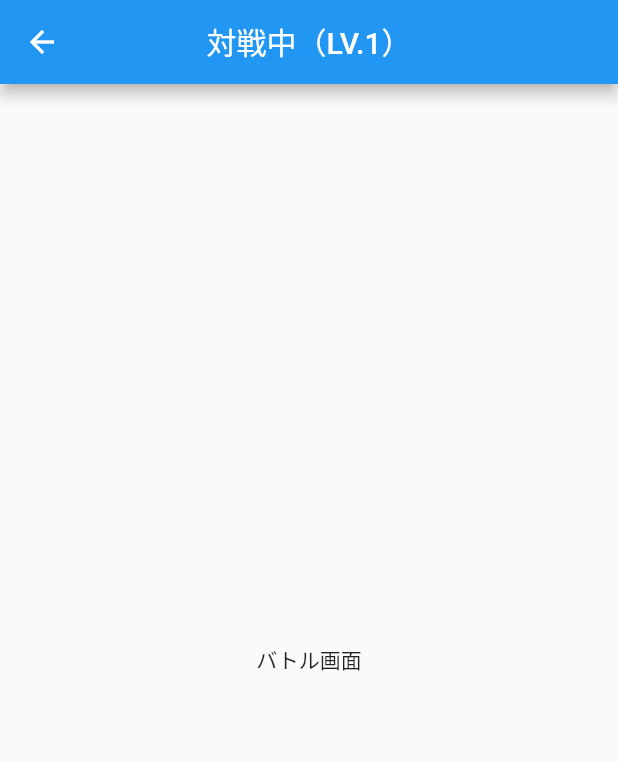
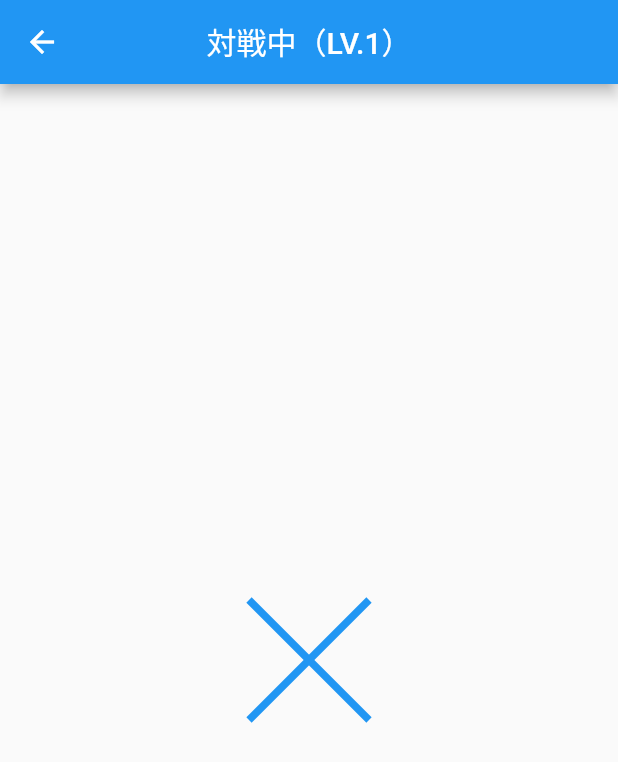
Before and after one commit to morio77/marubatsu-com, a Flutter app: the screen it shows after launch, after a tap on an icon or button, on a phone screen of 412 x 824 dp. Shown: the top 762 px of the screen. Run offline on Flutter 3.47's test engine with Material 2 defaults, Android fonts, the phone set to English and light mode, and no system bars; our stand-ins replace hive, hive_flutter; accounts and stored records are empty; generated files the repository leaves out were written again.

Commit message:
1セルを描画するPainterを作成

```diff
--- a/marubatsu_com/lib/view_models/battle_page_model.dart
+++ b/marubatsu_com/lib/view_models/battle_page_model.dart
@@ -1,11 +1,37 @@
 import 'package:flutter/material.dart';
+import 'package:hive/hive.dart';
+import 'package:marubatsu_com/utils/cell_type_utils.dart';
+import 'package:marubatsu_com/view_models/battle_model.dart';
 
 class BattlePageModel extends ChangeNotifier {
-  final comLevel;
+  BattleModel battleModel;
 
   /// コンストラクタ
   BattlePageModel(int comLevel) : this.initialize(comLevel);
-  BattlePageModel.initialize(this.comLevel) {
-    print(comLevel);
+  BattlePageModel.initialize(int comLevel) {
+    // バトルモデルを作成
+    final box = Hive.box('settings');
+    final ownCellType = box.get('own_cell_type');
+    battleModel = BattleModel(comLevel, ownCellType, List.generate(9, (index) => CellType.none), CellType.maru);
+    notifyListeners();
+
+    // COMのターンの場合のみ、COMに手を打たせる
+    if (ownCellType != battleModel.cellTypeInTurn) {
+      comTurn;
+    }
   }
+
+  /// 自分がセルをタップされた時に呼ばれる
+  void cellTapped(int index) {
+
+  }
+
+  /// コンピュータのターンになったら呼ばれる
+  void comTurn() {
+    // 次に打つ手を計算する
+
+    // バトルモデルを更新する
+
+  }
+
 }
--- a/marubatsu_com/lib/views/battle_page.dart
+++ b/marubatsu_com/lib/views/battle_page.dart
@@ -1,6 +1,8 @@
 import 'package:flutter/cupertino.dart';
 import 'package:flutter/material.dart';
+import 'package:marubatsu_com/utils/cell_type_utils.dart';
 import 'package:marubatsu_com/view_models/battle_page_model.dart';
+import 'package:marubatsu_com/views/cell_painter.dart';
 import 'package:provider/provider.dart';
 
 class BattlePage extends StatelessWidget {
@@ -22,7 +24,10 @@ class BattlePage extends StatelessWidget {
               centerTitle: true,
             ),
             body: Center(
-              child: Text('バトル画面'),
+              child: CustomPaint(
+                size: Size(100, 100),
+                painter: CellPainter(CellType.batsu),
+              ),
             ),
           );
         },
--- /dev/null
+++ b/marubatsu_com/lib/views/cell_painter.dart
@@ -0,0 +1,56 @@
+import 'dart:math';
+
+import 'package:flutter/cupertino.dart';
+import 'package:flutter/material.dart';
+import 'package:marubatsu_com/utils/cell_type_utils.dart';
+
+// 1マス分を描画する
+class CellPainter extends CustomPainter {
+  final CellType cellType;
+  CellPainter(this.cellType);
+
+  @override
+  void paint(Canvas canvas, Size size) {
+    switch (cellType) {
+      case CellType.maru: // マルの場合
+        final paint = Paint()
+          ..color = Colors.red
+          ..style = PaintingStyle.stroke
+          ..strokeCap = StrokeCap.round
+          ..strokeWidth = 5;
+        final center = Offset(size.width / 2, size.height / 2);
+        final radius = min(size.width, size.height) * 0.8;
+        canvas.drawCircle(center, radius, paint);
+        break;
+
+      case CellType.batsu: // バツの場合
+        final margin = 0.1;
+        final paint = Paint()
+          ..color = Colors.blue
+          ..style = PaintingStyle.stroke
+          ..strokeWidth = 5;
+
+        // 左上から右下への線
+        final path1 = Path()
+          ..moveTo(size.width * margin, size.height * margin)
+          ..lineTo(size.width * (1 - margin), size.height * (1 - margin));
+        canvas.drawPath(path1, paint);
+
+        // 左下から右上への線
+        final path2 = Path()
+          ..moveTo(size.width * margin, size.height * (1 - margin))
+          ..lineTo(size.width * (1 - margin), size.height * margin);
+        canvas.drawPath(path2, paint);
+        break;
+
+      case CellType.none: // まだ埋まっていないセルの場合
+        break;
+    }
+  }
+
+  @override
+  bool shouldRepaint(covariant CustomPainter oldDelegate) {
+    return true;
+  }
+
+}
```
